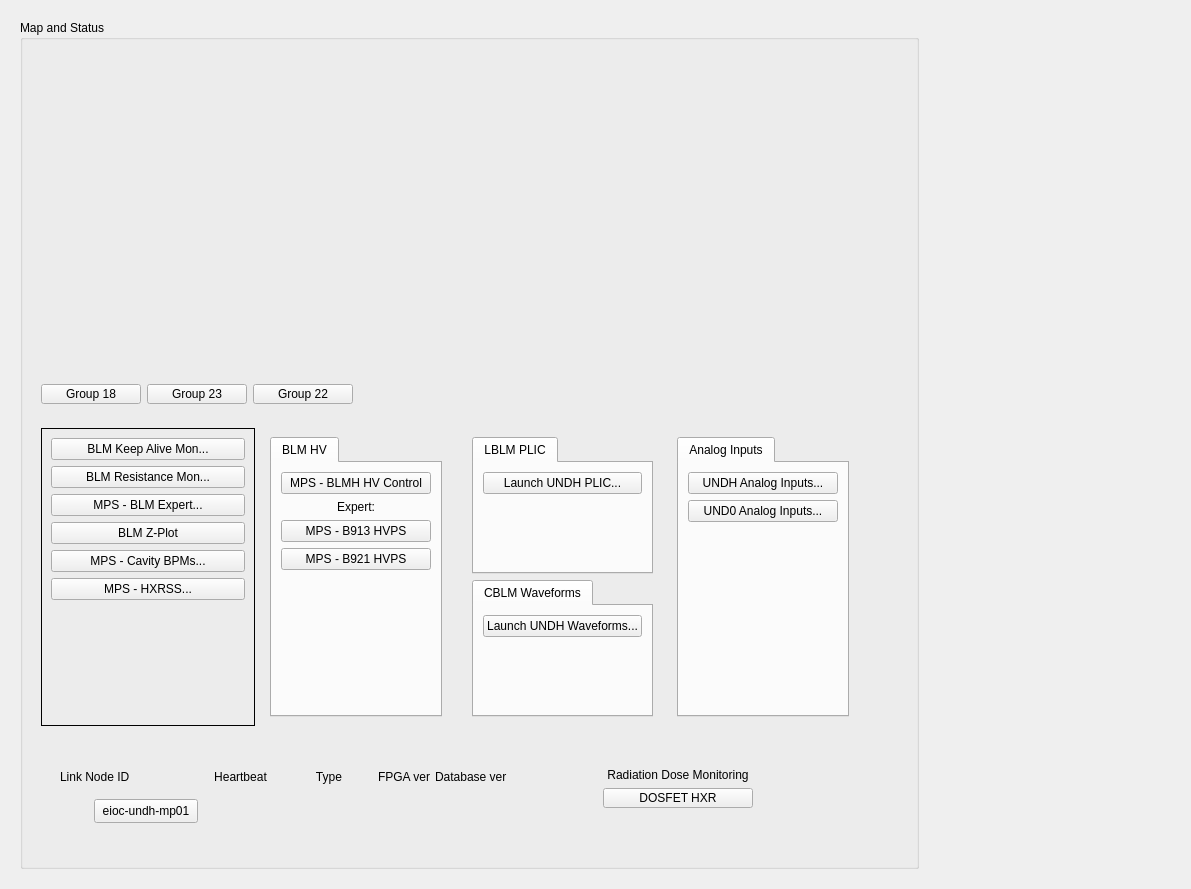
First picture: the form in undh_main.ui, repository ad-build-test/pydm-mps, before the edit.
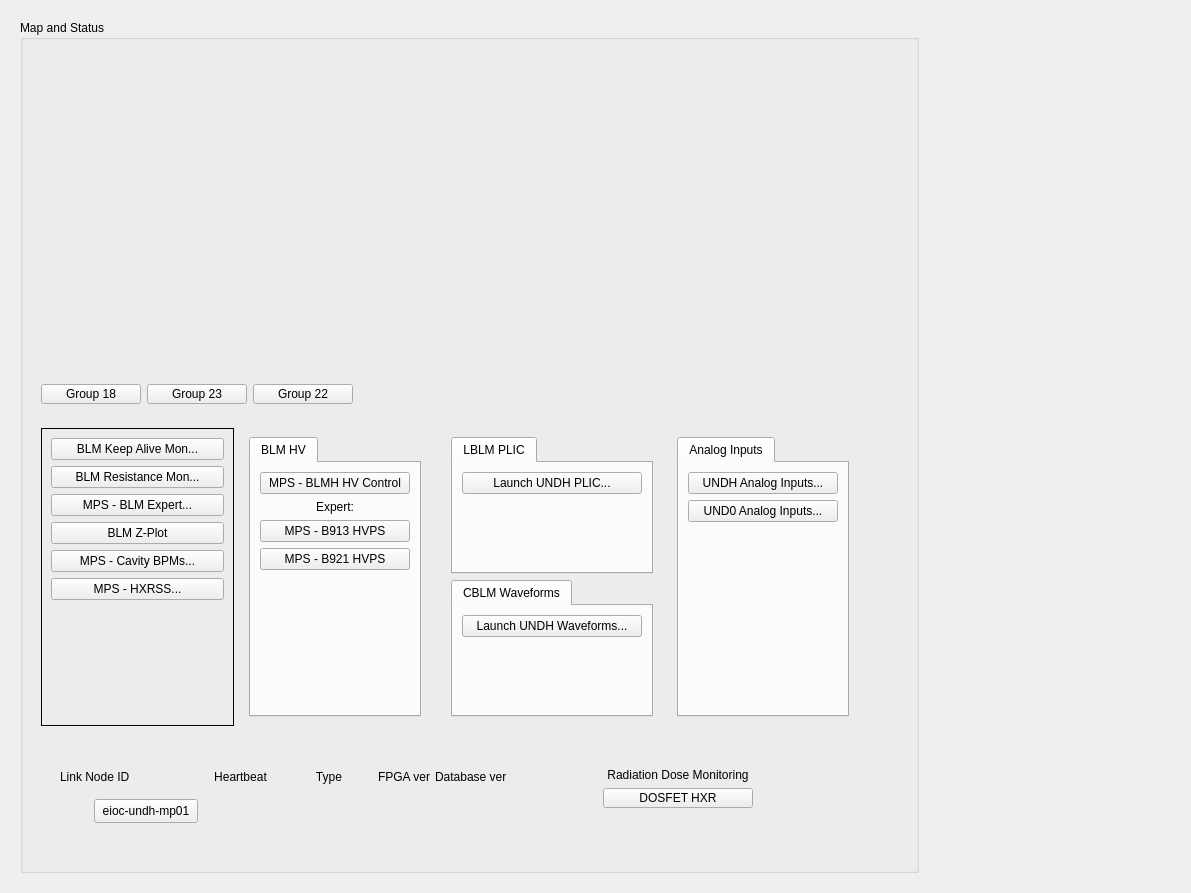
Second picture: the form after the edit. Custom widgets are drawn as their Qt base class.

Commit message: fixed minimum size parameters of und waveform buttons

The edit to the form file:
```diff
--- a/undh_main.ui
+++ b/undh_main.ui
@@ -7,7 +7,7 @@
     <x>0</x>
     <y>0</y>
     <width>1191</width>
-    <height>879</height>
+    <height>893</height>
    </rect>
   </property>
   <property name="windowTitle">
@@ -411,6 +411,12 @@
               <layout class="QGridLayout" name="gridLayout_9">
                <item row="0" column="0">
                 <widget class="QTabWidget" name="tabWidget_3">
+                 <property name="minimumSize">
+                  <size>
+                   <width>0</width>
+                   <height>100</height>
+                  </size>
+                 </property>
                  <property name="currentIndex">
                   <number>0</number>
                  </property>
@@ -423,7 +429,7 @@
                     <widget class="PyDMRelatedDisplayButton" name="PyDMRelatedDisplayButton_6">
                      <property name="minimumSize">
                       <size>
-                       <width>150</width>
+                       <width>180</width>
                        <height>20</height>
                       </size>
                      </property>
@@ -470,6 +476,12 @@
                </item>
                <item row="1" column="0">
                 <widget class="QTabWidget" name="tabWidget_4">
+                 <property name="minimumSize">
+                  <size>
+                   <width>0</width>
+                   <height>100</height>
+                  </size>
+                 </property>
                  <property name="currentIndex">
                   <number>0</number>
                  </property>
@@ -482,7 +494,7 @@
                     <widget class="PyDMRelatedDisplayButton" name="PyDMRelatedDisplayButton_7">
                      <property name="minimumSize">
                       <size>
-                       <width>150</width>
+                       <width>180</width>
                        <height>20</height>
                       </size>
                      </property>
```
The commit also changes 1 other file.
